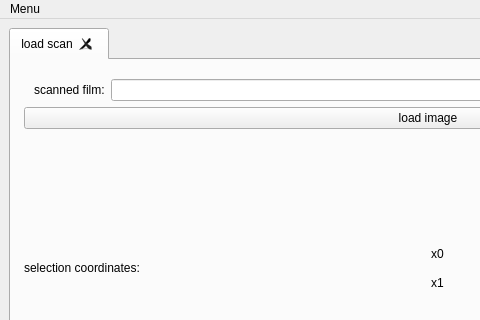
Above: UI/FilmScanMain_QtDesign.ui from mgotz/EBT_evaluation before the change; both pictures show x 0 to 480 and y 0 to 320 of the 852 by 737 pixel window. Below: the same form after it.
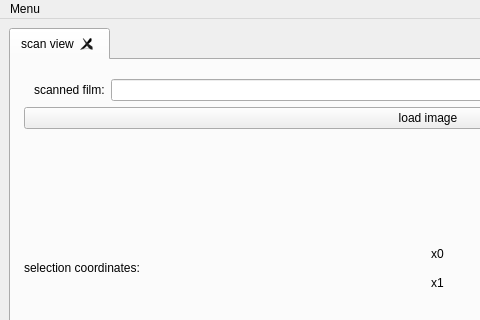
That is the form after the change.

Commit message: fixed custom symbol for different drives on windows moved advanced setting of the dose tab into the main menu fixed tab order in dose widget

Diff of the .ui file:
```diff
--- a/UI/FilmScanMain_QtDesign.ui
+++ b/UI/FilmScanMain_QtDesign.ui
@@ -25,7 +25,7 @@
       </property>
       <widget class="QWidget" name="scanTab">
        <attribute name="title">
-        <string>load scan</string>
+        <string>scan view</string>
        </attribute>
        <layout class="QGridLayout" name="gridLayout_3">
         <item row="0" column="0">
```
Left out of the diff: 12 changed lines with no effect on the pictures. The commit also changes 6 other files.
